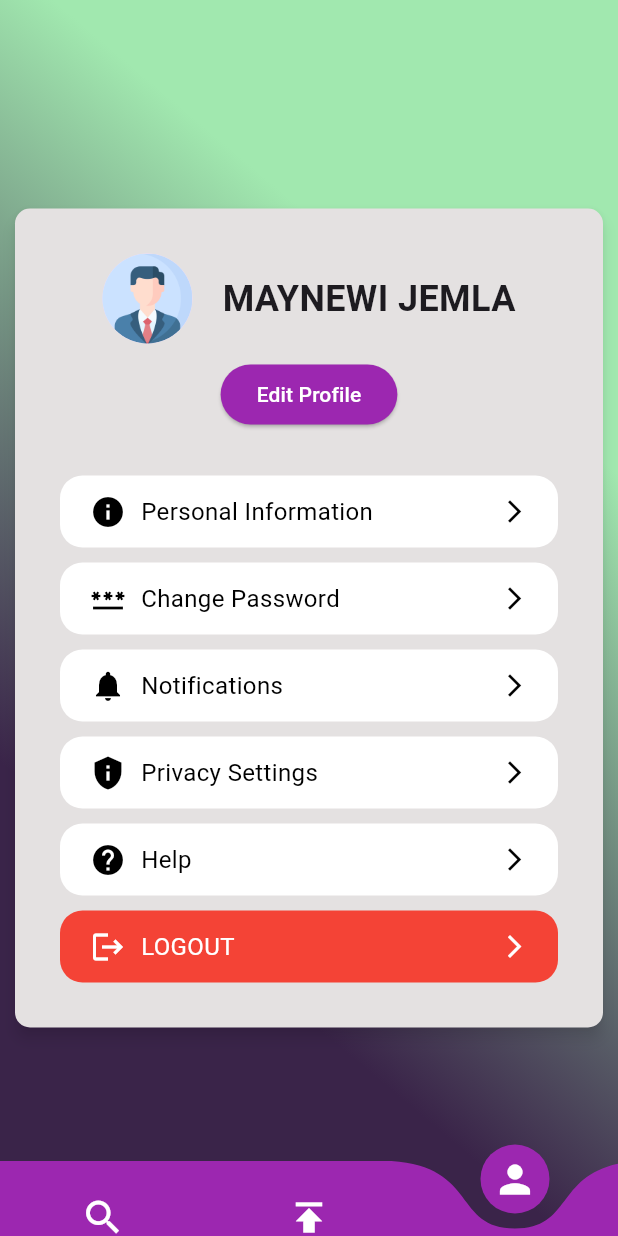
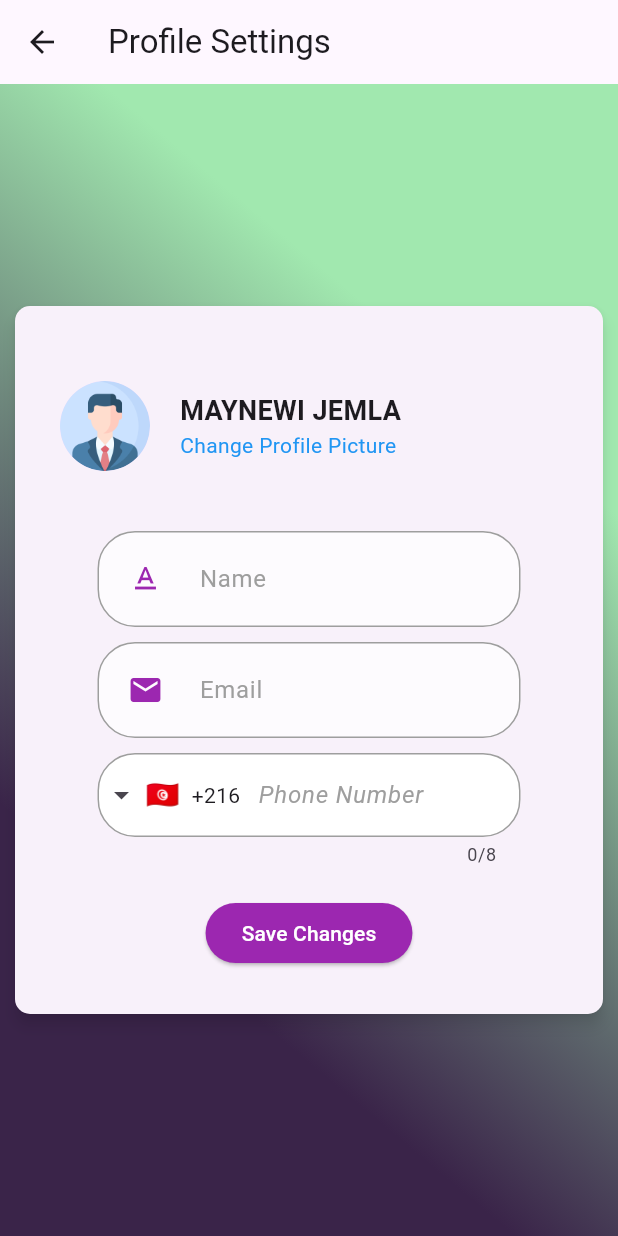
Before and after one commit to Affi-Amine/CoVoiturage, a Flutter app: the screen it shows after launch, item 3 of the bottom bar chosen, after a tap on "Personal Information", on a phone screen of 412 x 824 dp. Run offline on Flutter 3.47's test engine with Material 2 defaults, Android fonts, the phone set to English and light mode, and no system bars; drawn by our look-alikes of curved_navigation_bar, intl_phone_field.

Commit message:
finishing the first 3 rows of the profile screen settings

```diff
--- a/lib/screens/home/home_screen.dart
+++ b/lib/screens/home/home_screen.dart
@@ -20,7 +20,7 @@ class _HomeScreenState extends State<HomeScreen> {
       size: 30,
     ),
     Icon(
-      Icons.publish_sharp,
+      Icons.add,
       color: Colors.white,
       size: 30,
     ),
--- /dev/null
+++ b/lib/screens/home/personal_info_settings.dart
@@ -0,0 +1,190 @@
+import 'package:covoiturage/screens/authentication/BoxTextField.dart';
+import 'package:flutter/material.dart';
+import 'package:intl_phone_field/intl_phone_field.dart';
+
+class ProfileSettingsScreen extends StatelessWidget {
+  const ProfileSettingsScreen({super.key});
+
+  @override
+  Widget build(BuildContext context) {
+    return Scaffold(
+      appBar: AppBar(
+        title: const Text('Profile Settings'),
+      ),
+      body: Container(
+        decoration: const BoxDecoration(
+          gradient: LinearGradient(
+            begin: Alignment.centerLeft,
+            end: Alignment.centerRight,
+            colors: [
+              Color.fromRGBO(161, 232, 175, 1),
+              Color.fromRGBO(58, 36, 73, 1),
+            ],
+            stops: [0.0, 1.0],
+            tileMode: TileMode.clamp,
+            transform: GradientRotation(130 * 3.1415927 / 180),
+          ),
+        ),
+        child: const ProfileSettingsContentCard(),
+      ),
+    );
+  }
+}
+
+class ProfileSettingsContentCard extends StatefulWidget {
+  const ProfileSettingsContentCard({super.key});
+
+  @override
+  State<ProfileSettingsContentCard> createState() =>
+      _ProfileSettingsContentCardState();
+}
+
+class _ProfileSettingsContentCardState
+    extends State<ProfileSettingsContentCard> {
+  final TextEditingController _nameController = TextEditingController();
+  final TextEditingController _emailController = TextEditingController();
+  final TextEditingController _phoneNumberController = TextEditingController();
+
+  @override
+  void dispose() {
+    _nameController.dispose();
+    _emailController.dispose();
+    _phoneNumberController.dispose();
+    super.dispose();
+  }
+
+  @override
+  Widget build(BuildContext context) {
+    return Center(
+      child: Card(
+        elevation: 4,
+        shadowColor: Colors.black54,
+        shape: RoundedRectangleBorder(
+          borderRadius: BorderRadius.circular(10),
+        ),
+        margin: const EdgeInsets.all(10),
+        child: Padding(
+          padding: const EdgeInsets.all(30),
+          child: Column(
+            mainAxisSize: MainAxisSize.min,
+            children: [
+              // const Text(
+              //   'Personal Information',
+              //   style: TextStyle(fontSize: 20, fontWeight: FontWeight.bold),
+              // ),
+              const SizedBox(height: 20),
+              Row(
+                children: [
+                  const CircleAvatar(
+                    radius: 30,
+                    backgroundImage: AssetImage('assets/images/profile.png'),
+                  ),
+                  const SizedBox(width: 20),
+                  Column(
+                    crossAxisAlignment: CrossAxisAlignment.start,
+                    children: [
+                      const Text(
+                        'MAYNEWI JEMLA',
+                        style: TextStyle(
+                          fontSize: 18,
+                          fontWeight: FontWeight.bold,
+                        ),
+                      ),
+                      InkWell(
+                        onTap: () {
+                          // Change profile picture functionality
+                        },
+                        child: const Text(
+                          'Change Profile Picture',
+                          style: TextStyle(
+                            color: Colors.blue,
+                          ),
+                        ),
+                      ),
+                    ],
+                  ),
+                ],
+              ),
+              const SizedBox(height: 40),
+
+              BoxTextField(
+                controller: _nameController,
+                hintText: "Name",
+                obscureText: false,
+                icon: Icons.text_format,
+              ),
+
+              // TextFormField(
+              //   controller: _nameController,
+              //   decoration: const InputDecoration(
+              //     labelText: 'Name',
+              //   ),
+              // ),
+              const SizedBox(height: 10),
+
+              BoxTextField(
+                controller: _emailController,
+                hintText: "Email",
+                obscureText: false,
+                icon: Icons.email,
+              ),
+
+              // TextFormField(
+              //   controller: _emailController,
+              //   decoration: const InputDecoration(
+              //     labelText: 'Email',
+              //   ),
+              // ),
+              const SizedBox(height: 10),
+
+              Padding(
+                padding: const EdgeInsets.symmetric(horizontal: 25),
+                child: IntlPhoneField(
+                  decoration: InputDecoration(
+                    labelText: 'Phone Number',
+                    filled: true,
+                    fillColor: Colors.white,
+                    floatingLabelStyle: const TextStyle(color: Colors.grey),
+                    labelStyle: const TextStyle(
+                      color: Colors.grey,
+                      fontStyle: FontStyle.italic,
+                    ),
+                    border: OutlineInputBorder(
+                      borderRadius: BorderRadius.circular(25.0),
+                    ),
+                    enabledBorder: OutlineInputBorder(
+                      borderRadius: BorderRadius.circular(25.0),
+                      borderSide: const BorderSide(color: Colors.grey),
+                    ),
+                    focusedBorder: OutlineInputBorder(
+                        borderRadius: BorderRadius.circular(25.0),
+                        borderSide: const BorderSide(color: Colors.purple)),
+                  ),
+                  initialCountryCode: 'TN',
+                ),
+              ),
+
+              // TextFormField(
+              //   controller: _phoneNumberController,
+              //   decoration: const InputDecoration(
+              //     labelText: 'Phone Number',
+              //   ),
+              // ),
+              const SizedBox(height: 20),
+              ElevatedButton(
+                onPressed: () {
+                  // Handle save changes functionality
+                },
+                style: ElevatedButton.styleFrom(
+                  foregroundColor: Colors.white,
+                  backgroundColor: Colors.purple, // Text color
+                ),
+                child: const Text('Save Changes'),
+              )
+            ],
+          ),
+        ),
+      ),
+    );
+  }
+}
--- a/lib/screens/home/profile_screen.dart
+++ b/lib/screens/home/profile_screen.dart
@@ -1,6 +1,9 @@
+import 'package:covoiturage/screens/home/personal_info_settings.dart';
 import 'package:flutter/material.dart';
 
 import '../../constants/widgets/elevated_container_row.dart';
+import 'change_pwd_screen.dart';
+import 'notifications_sheet.dart';
 
 class ProfileScreen extends StatelessWidget {
   const ProfileScreen({super.key});
@@ -82,15 +85,22 @@ class _ProfileContentCardState extends State<ProfileContentCard> {
                 const SizedBox(
                   height: 30,
                 ),
-                ElevatedContainerRow(
-                  leadingIcon: Icons.info,
-                  label: 'Personal Information',
-                  backgroundColor: Colors.white,
-                  textColor: Colors.black,
+                GestureDetector(
                   onTap: () {
-                    // l backend baba
+                    Navigator.push(
+                      context,
+                      MaterialPageRoute(
+                          builder: (context) => ProfileSettingsScreen()),
+                    );
                   },
+                  child: const ElevatedContainerRow(
+                    leadingIcon: Icons.info,
+                    label: 'Personal Information',
+                    backgroundColor: Colors.white,
+                    textColor: Colors.black,
+                  ),
                 ),
+
                 const SizedBox(height: 10),
                 ElevatedContainerRow(
                   leadingIcon: Icons.password,
@@ -98,7 +108,7 @@ class _ProfileContentCardState extends State<ProfileContentCard> {
                   backgroundColor: Colors.white,
                   textColor: Colors.black,
                   onTap: () {
-                    // l backend baba
+                    _showChangePasswordBottomSheet(context);
                   },
                 ),
                 const SizedBox(height: 10),
@@ -109,7 +119,7 @@ class _ProfileContentCardState extends State<ProfileContentCard> {
                   backgroundColor: Colors.white,
                   textColor: Colors.black,
                   onTap: () {
-                    // l backend baba
+                    _showNotificationsBottomSheet(context);
                   },
                 ),
                 const SizedBox(height: 10),
@@ -151,4 +161,24 @@ class _ProfileContentCardState extends State<ProfileContentCard> {
           )),
     );
   }
+
+  void _showChangePasswordBottomSheet(BuildContext context) {
+    showModalBottomSheet(
+      context: context,
+      isScrollControlled: true,
+      builder: (BuildContext context) {
+        return const ChangePasswordBottomSheet();
+      },
+    );
+  }
 }
+
+void _showNotificationsBottomSheet(BuildContext context) {
+  showModalBottomSheet(
+    context: context,
+    isScrollControlled: true,
+    builder: (BuildContext context) {
+      return const NotificationsBottomSheet();
+    },
+  );
+}
--- a/lib/screens/main.dart
+++ b/lib/screens/main.dart
@@ -2,6 +2,7 @@
 //import 'package:covoiturage/screens/authentication/welcome.dart';
 import 'package:covoiturage/screens/authentication/welcome.dart';
 import 'package:covoiturage/screens/home/home_screen.dart';
+import 'package:covoiturage/screens/home/personal_info_settings.dart';
 import 'package:flutter/material.dart';
 
 void main() {
```
Also changed, not shown: lib/screens/home/change_pwd_screen.dart (added, +84 -0 lines), lib/screens/home/notifications_sheet.dart (added, +130 -0 lines).
